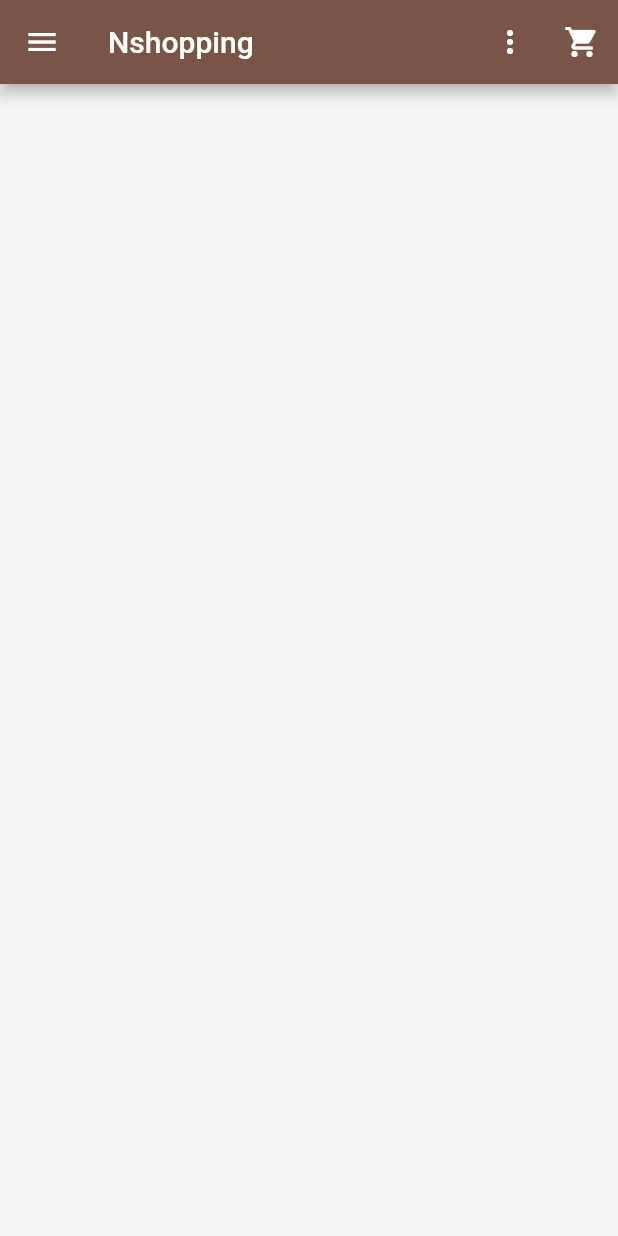
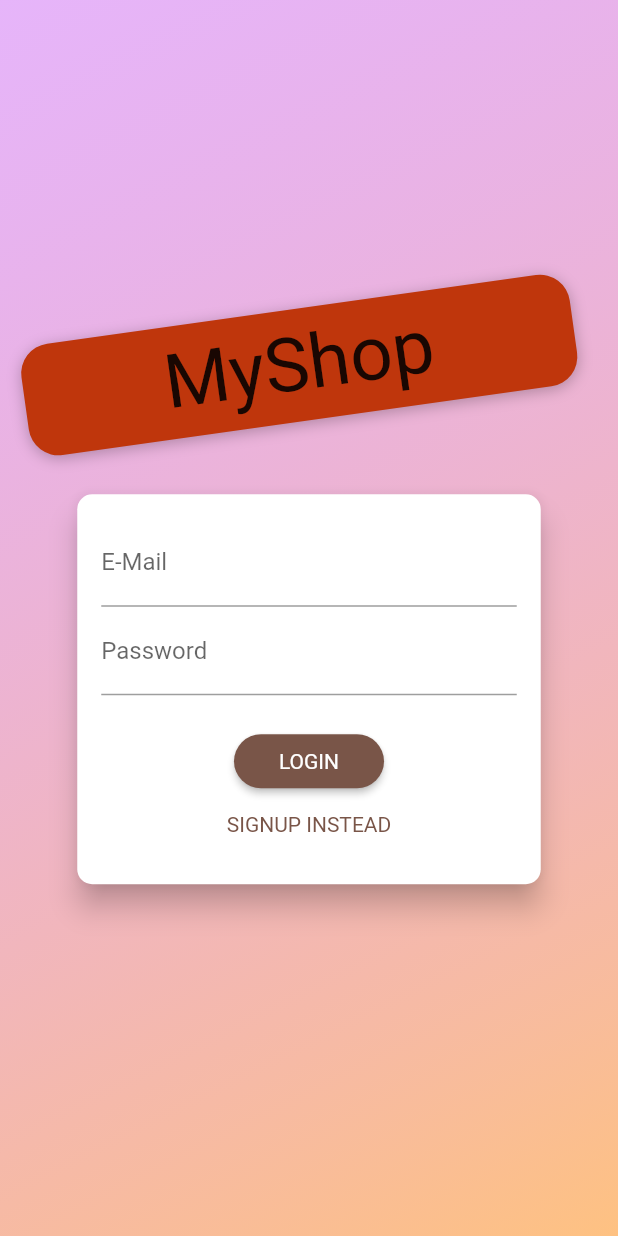
Before and after one commit to LVNdream/app_nshopping, a Flutter app: the screen it shows after launch, on a phone screen of 412 x 824 dp. Run offline on Flutter 3.47's test engine with Material 2 defaults, Android fonts, the light colour scheme and no system bars; our stand-ins replace flutter_dotenv, shared_preferences; Roboto replaces fonts that are missing (Anton).

Commit message:
dang nhap

```diff
--- a/lib/config.dart
+++ b/lib/config.dart
@@ -2,5 +2,7 @@ class Config{
   static const String appName = "NShopping";
   static const String apiURL = "127.0.0.1:3001";
   static const String aproductURL = "/products/men";
+  static const String apiLoginURL = "/auth/authction/app";
+
 
 }
--- a/lib/main.dart
+++ b/lib/main.dart
@@ -1,6 +1,10 @@
+import 'package:app_nshopping/ui/auth/auth_manager.dart';
+import 'package:app_nshopping/ui/auth/auth_screen.dart';
+import 'package:app_nshopping/ui/order/order_manager.dart';
 import 'package:app_nshopping/ui/order/order_screen.dart';
 import 'package:app_nshopping/ui/products/products_detail_screen.dart';
 import 'package:app_nshopping/ui/products/products_manager.dart';
+import 'package:app_nshopping/ui/splash_screen.dart';
 import 'package:flutter/material.dart';
 import 'package:provider/provider.dart';
 import 'ui/products/product_overview_screen.dart';
@@ -17,8 +21,16 @@ class MyApp extends StatelessWidget {
   @override
   Widget build(BuildContext context) {
     return MultiProvider(
-      providers: [ChangeNotifierProvider(create: (ctx) => ProductsManager())],
-      child: MaterialApp(
+        providers: [
+          ChangeNotifierProvider(create: (context) => AuthManager()),
+          ChangeNotifierProvider(create: (ctx) => ProductsManager()),
+          ChangeNotifierProvider(create: (ctx) => OrdersManager())
+        ],
+        child: Consumer<AuthManager>(
+          builder: (ctx, authManager, child) {
+            print("qưeqweqweqwe");
+            print(authManager.authToken);
+            return MaterialApp(
               title: 'Nshopping',
               debugShowCheckedModeBanner: false,
               theme: ThemeData(
@@ -37,9 +49,13 @@ class MyApp extends StatelessWidget {
               //     child: ProductDetailScreen(ProductsManager().items[0])
               //   ),
 
-        home: ProductOverviewScreen(),
+              home: authManager.isAuth
+                  ? const ProductOverviewScreen()
+                  : const AuthScreen(),
+
               routes: {
-          OrdersScreen.routeName: (ctx) => const OrdersScreen(),
+                OrdersScreen.routeName: (ctx) => OrdersScreen(
+                    authManager.authToken == null ? "" : authManager.emailAuth),
               },
               onGenerateRoute: (settings) {
                 if (settings.name == ProductDetailScreen.routeName) {
@@ -62,7 +78,8 @@ class MyApp extends StatelessWidget {
               // home: const SafeArea(
               //   child: UserProductsScreen(),
               // ),
-      ),
             );
+          },
+        ));
   }
 }
--- /dev/null
+++ b/lib/models/auth_token.dart
@@ -0,0 +1,36 @@
+class AuthToken {
+  final String _token;
+  final String _email;
+
+  AuthToken({
+    token,
+    email,
+  })  : _token = token,
+        _email = email;
+
+  bool get isValid {
+    return token != null;
+  }
+
+  String get token {
+    return _token;
+  }
+
+  String get email {
+    return _email;
+  }
+
+  Map<String, dynamic> toJson() {
+    return {
+      'authToken': _token,
+      'email': _email,
+    };
+  }
+
+  static AuthToken fromJson(Map<String, dynamic> json) {
+    return AuthToken(
+      token: json['authToken'],
+      email: json['email'],
+    );
+  }
+}
--- /dev/null
+++ b/lib/models/http_exception.dart
@@ -0,0 +1,30 @@
+class HttpException implements Exception {
+  final String message;
+
+  HttpException(this.message);
+
+  HttpException.firebase(String code)
+      : message = _translateFirebaseErrorCode(code);
+
+  static String _translateFirebaseErrorCode(code) {
+    switch (code) {
+      case 'EMAIL_EXISTS':
+        return 'This email address is already in use';
+      case 'INVALID_EMAIL':
+        return 'This is not a valid email address';
+      case 'WEAK_PASSWORD':
+        return 'This password is too weak';
+      case 'EMAIL_NOT_FOUND':
+        return 'Could not find a user with that email';
+      case 'INVALID_PASSWORD':
+        return 'Invalid password';
+      default:
+        return code;
+    }
+  }
+
+  @override
+  String toString() {
+    return message;
+  }
+}
--- /dev/null
+++ b/lib/ui/auth/app_banner.dart
@@ -0,0 +1,41 @@
+import 'dart:math';
+
+import 'package:flutter/material.dart';
+
+class AppBanner extends StatelessWidget {
+  const AppBanner({
+    Key? key,
+  }) : super(key: key);
+
+  @override
+  Widget build(BuildContext context) {
+    return Container(
+      margin: const EdgeInsets.only(bottom: 20.0),
+      padding: const EdgeInsets.symmetric(
+        vertical: 8.0,
+        horizontal: 94.0,
+      ),
+      transform: Matrix4.rotationZ(-8 * pi / 180)..translate(-10.0),
+      decoration: BoxDecoration(
+        borderRadius: BorderRadius.circular(20),
+        color: Colors.deepOrange.shade900,
+        boxShadow: const [
+          BoxShadow(
+            blurRadius: 8,
+            color: Colors.black26,
+            offset: Offset(0, 2),
+          )
+        ],
+      ),
+      child: Text(
+        'MyShop',
+        style: TextStyle(
+          color: Theme.of(context).textTheme.titleLarge?.color,
+          fontSize: 50,
+          fontFamily: 'Anton',
+          fontWeight: FontWeight.normal,
+        ),
+      ),
+    );
+  }
+}
--- /dev/null
+++ b/lib/ui/auth/auth_card.dart
@@ -0,0 +1,198 @@
+import 'package:flutter/material.dart';
+import 'package:provider/provider.dart';
+
+import '../../models/http_exception.dart';
+import '../../shared/dialog_utils.dart';
+
+import 'auth_manager.dart';
+
+enum AuthMode { signup, login }
+
+class AuthCard extends StatefulWidget {
+  const AuthCard({
+    super.key,
+  });
+
+  @override
+  State<AuthCard> createState() => _AuthCardState();
+}
+
+class _AuthCardState extends State<AuthCard> {
+  final GlobalKey<FormState> _formKey = GlobalKey();
+  AuthMode _authMode = AuthMode.login;
+  final Map<String, String> _authData = {
+    'email': '',
+    'password': '',
+  };
+  final _isSubmitting = ValueNotifier<bool>(false);
+  final _passwordController = TextEditingController();
+
+  Future<void> _submit() async {
+    if (!_formKey.currentState!.validate()) {
+      return;
+    }
+    _formKey.currentState!.save();
+
+    _isSubmitting.value = true;
+
+    try {
+      if (_authMode == AuthMode.login) {
+        // Log user in
+        await context.read<AuthManager>().login(
+              _authData['email']!,
+              _authData['password']!,
+            );
+      } else {
+        // Sign user up
+        await context.read<AuthManager>().signup(
+              _authData['email']!,
+              _authData['password']!,
+            );
+      }
+    } catch (error) {
+      showErrorDialog(
+          context,
+          (error is HttpException)
+              ? error.toString()
+              : 'Authentication failed');
+    }
+
+    _isSubmitting.value = false;
+  }
+
+  void _switchAuthMode() {
+    if (_authMode == AuthMode.login) {
+      setState(() {
+        _authMode = AuthMode.signup;
+      });
+    } else {
+      setState(() {
+        _authMode = AuthMode.login;
+      });
+    }
+  }
+
+  @override
+  Widget build(BuildContext context) {
+    final deviceSize = MediaQuery.of(context).size;
+    return Card(
+      shape: RoundedRectangleBorder(
+        borderRadius: BorderRadius.circular(10.0),
+      ),
+      elevation: 8.0,
+      child: Container(
+        height: _authMode == AuthMode.signup ? 320 : 260,
+        constraints:
+            BoxConstraints(minHeight: _authMode == AuthMode.signup ? 320 : 260),
+        width: deviceSize.width * 0.75,
+        padding: const EdgeInsets.all(16.0),
+        child: Form(
+          key: _formKey,
+          child: SingleChildScrollView(
+            child: Column(
+              children: <Widget>[
+                _buildEmailField(),
+                _buildPasswordField(),
+                if (_authMode == AuthMode.signup) _buildPasswordConfirmField(),
+                const SizedBox(
+                  height: 20,
+                ),
+                ValueListenableBuilder<bool>(
+                  valueListenable: _isSubmitting,
+                  builder: (context, isSubmitting, child) {
+                    if (isSubmitting) {
+                      return const CircularProgressIndicator();
+                    }
+                    return _buildSubmitButton();
+                  },
+                ),
+                _buildAuthModeSwitchButton(),
+              ],
+            ),
+          ),
+        ),
+      ),
+    );
+  }
+
+  Widget _buildAuthModeSwitchButton() {
+    return TextButton(
+      onPressed: _switchAuthMode,
+      style: TextButton.styleFrom(
+        padding: const EdgeInsets.symmetric(horizontal: 30.0, vertical: 4),
+        tapTargetSize: MaterialTapTargetSize.shrinkWrap,
+        textStyle: TextStyle(
+          color: Theme.of(context).primaryColor,
+        ),
+      ),
+      child:
+          Text('${_authMode == AuthMode.login ? 'SIGNUP' : 'LOGIN'} INSTEAD'),
+    );
+  }
+
+  Widget _buildSubmitButton() {
+    return ElevatedButton(
+      onPressed: _submit,
+      style: ElevatedButton.styleFrom(
+        shape: RoundedRectangleBorder(
+          borderRadius: BorderRadius.circular(30),
+        ),
+        backgroundColor: Theme.of(context).primaryColor,
+        padding: const EdgeInsets.symmetric(horizontal: 30.0, vertical: 8.0),
+        textStyle: TextStyle(
+          color: Theme.of(context).primaryTextTheme.titleLarge?.color,
+        ),
+      ),
+      child: Text(_authMode == AuthMode.login ? 'LOGIN' : 'SIGN UP'),
+    );
+  }
+
+  Widget _buildPasswordConfirmField() {
+    return TextFormField(
+      enabled: _authMode == AuthMode.signup,
+      decoration: const InputDecoration(labelText: 'Confirm Password'),
+      obscureText: true,
+      validator: _authMode == AuthMode.signup
+          ? (value) {
+              if (value != _passwordController.text) {
+                return 'Passwords do not match!';
+              }
+              return null;
+            }
+          : null,
+    );
+  }
+
+  Widget _buildPasswordField() {
+    return TextFormField(
+      decoration: const InputDecoration(labelText: 'Password'),
+      obscureText: true,
+      controller: _passwordController,
+      validator: (value) {
+        if (value == null || value.length < 5) {
+          return 'Password is too short!';
+        }
+        return null;
+      },
+      onSaved: (value) {
+        _authData['password'] = value!;
+      },
+    );
+  }
+
+  Widget _buildEmailField() {
+    return TextFormField(
+      decoration: const InputDecoration(labelText: 'E-Mail'),
+      keyboardType: TextInputType.emailAddress,
+      validator: (value) {
+        if (value!.isEmpty || !value.contains('@')) {
+          return 'Invalid email!';
+        }
+        return null;
+      },
+      onSaved: (value) {
+        _authData['email'] = value!;
+      },
+    );
+  }
+}
--- /dev/null
+++ b/lib/ui/auth/auth_manager.dart
@@ -0,0 +1,54 @@
+import 'dart:async';
+
+import 'package:flutter/foundation.dart';
+
+import '../../models/auth_token.dart';
+import '../../services/auth_service.dart';
+
+class AuthManager with ChangeNotifier {
+  AuthToken? _authToken;
+
+  final AuthService _authService = AuthService();
+
+  bool get isAuth {
+    return authToken != null && authToken!.isValid;
+  }
+
+  String get emailAuth {
+    return authToken!.email;
+  }
+
+  AuthToken? get authToken {
+    return _authToken;
+  }
+
+  void _setAuthToken(AuthToken? token) {
+    _authToken = token;
+    notifyListeners();
+  }
+
+  Future<void> signup(String email, String password) async {
+    _setAuthToken(await _authService.signup(email, password));
+  }
+
+  Future<void> login(String email, String password) async {
+    // print(await _authService.checkLogin(email, password));
+    _setAuthToken(await _authService.checkLogin(email, password));
+  }
+
+  Future<bool> tryAutoLogin() async {
+    final savedToken = await _authService.loadSavedAuthToken();
+    if (savedToken == null) {
+      return false;
+    }
+
+    _setAuthToken(savedToken);
+    return true;
+  }
+
+  Future<void> logout() async {
+    _authToken = null;
+    notifyListeners();
+    _authService.clearSavedAuthToken();
+  }
+}
--- /dev/null
+++ b/lib/ui/auth/auth_screen.dart
@@ -0,0 +1,54 @@
+import 'package:flutter/material.dart';
+
+import 'auth_card.dart';
+import 'app_banner.dart';
+
+class AuthScreen extends StatelessWidget {
+  static const routeName = '/auth';
+
+  const AuthScreen({super.key});
+
+  @override
+  Widget build(BuildContext context) {
+    final deviceSize = MediaQuery.of(context).size;
+    return Scaffold(
+      // resizeToAvoidBottomInset: false,
+      body: Stack(
+        children: <Widget>[
+          Container(
+            decoration: BoxDecoration(
+              gradient: LinearGradient(
+                colors: [
+                  const Color.fromRGBO(215, 117, 255, 1).withOpacity(0.5),
+                  const Color.fromRGBO(255, 188, 117, 1).withOpacity(0.9),
+                ],
+                begin: Alignment.topLeft,
+                end: Alignment.bottomRight,
+                stops: const [0, 1],
+              ),
+            ),
+          ),
+          SingleChildScrollView(
+            child: SizedBox(
+              height: deviceSize.height,
+              width: deviceSize.width,
+              child: Column(
+                mainAxisAlignment: MainAxisAlignment.center,
+                crossAxisAlignment: CrossAxisAlignment.center,
+                children: <Widget>[
+                  const Flexible(
+                    child: AppBanner(),
+                  ),
+                  Flexible(
+                    flex: deviceSize.width > 600 ? 2 : 1,
+                    child: const AuthCard(),
+                  ),
+                ],
+              ),
+            ),
+          ),
+        ],
+      ),
+    );
+  }
+}
--- a/lib/ui/order/order_manager.dart
+++ b/lib/ui/order/order_manager.dart
@@ -1,6 +1,8 @@
+import 'package:flutter/foundation.dart';
+
 import '../../models/order.dart';
 
-class OrdersManager {
+class OrdersManager with ChangeNotifier {
   final List<Order> _items = [
     Order(
       id_order: "o1",
--- a/lib/ui/products/product_overview_screen.dart
+++ b/lib/ui/products/product_overview_screen.dart
@@ -20,8 +20,8 @@ class _ProductOverviewScreenState extends State<ProductOverviewScreen> {
   void initState() {
     super.initState();
     _fetchProducts = context.read<ProductsManager>().fetchProducts();
-    print("adadasdasdaasd");
-    print(_fetchProducts);
+    // print("adadasdasdaasd");
+    // print(_fetchProducts);
   }
 
   @override
```
Also changed, not shown: lib/services/api_service.dart (+25 -8 lines), lib/services/auth_service.dart (added, +127 -0 lines), lib/shared/dialog_utils.dart (added, +42 -0 lines), lib/ui/order/order_screen.dart (+16 -2 lines), lib/ui/splash_screen.dart (added, +14 -0 lines). Lines whose indentation alone changed are shown as unchanged.
